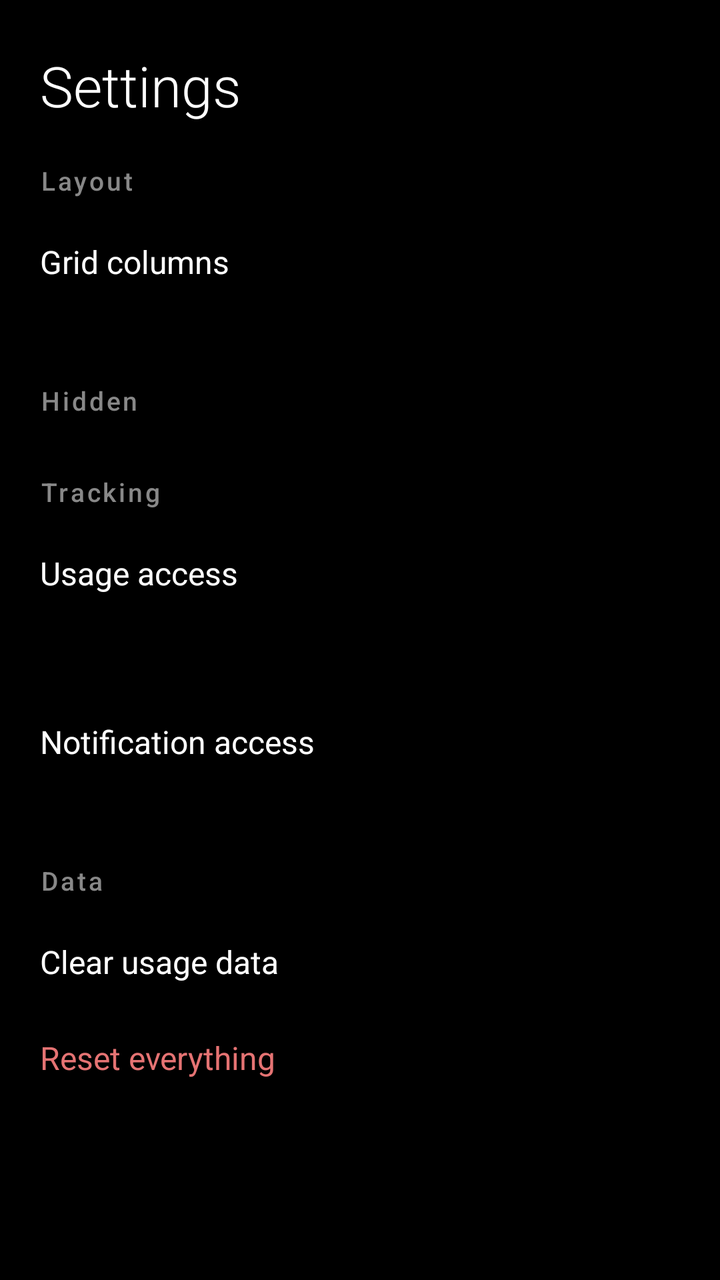
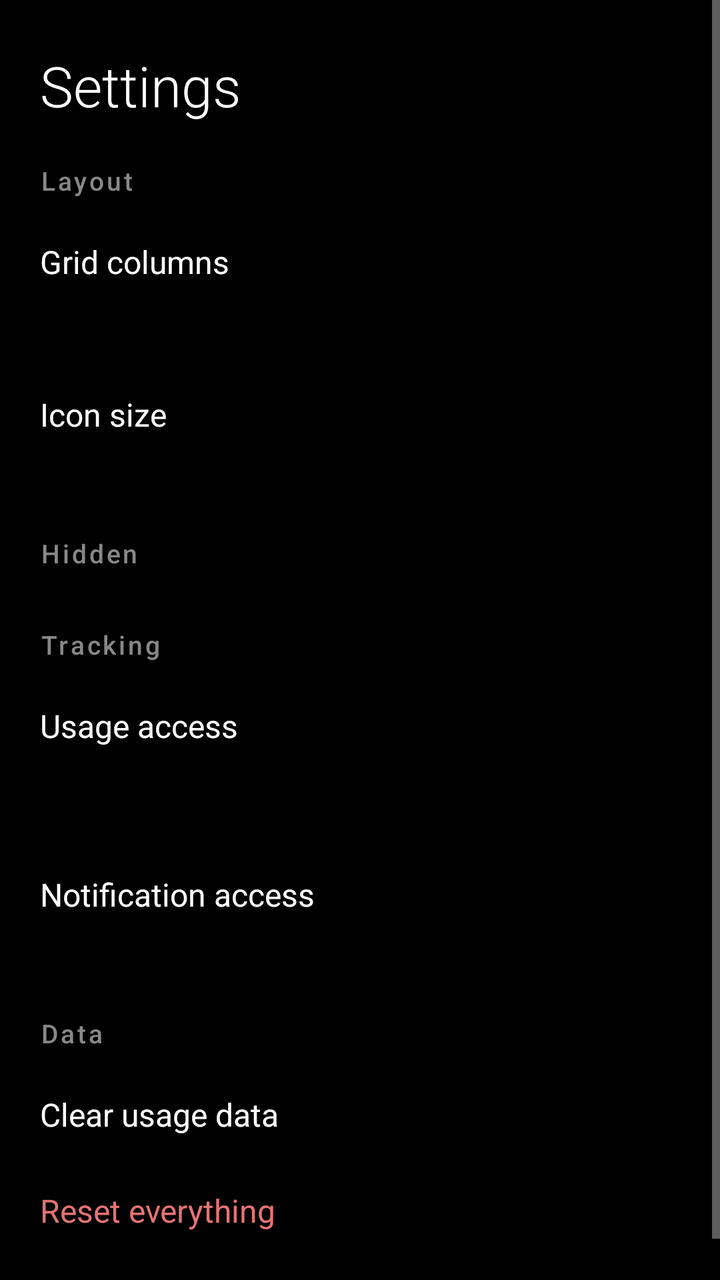

An Android layout rendered at two revisions. The XML below is the earlier revision; the diff shows what the commit changed to produce the second picture.
<!-- AndroidManifest.xml: application theme Theme.AppCompat.NoActionBar -->
<!-- res/layout/activity_settings.xml -->
<?xml version="1.0" encoding="utf-8"?>
<ScrollView
    xmlns:android="http://schemas.android.com/apk/res/android"
    android:layout_width="match_parent"
    android:layout_height="match_parent"
    android:background="@android:color/black"
    android:fillViewport="true">

    <LinearLayout
        android:layout_width="match_parent"
        android:layout_height="wrap_content"
        android:orientation="vertical"
        android:paddingStart="20dp"
        android:paddingEnd="20dp"
        android:paddingTop="24dp"
        android:paddingBottom="32dp">

        <TextView
            android:layout_width="wrap_content"
            android:layout_height="wrap_content"
            android:text="Settings"
            android:textSize="28sp"
            android:textColor="#FFFFFF"
            android:fontFamily="sans-serif-light"
            android:paddingBottom="20dp" />

        <TextView
            android:layout_width="match_parent"
            android:layout_height="wrap_content"
            android:text="Layout"
            android:textSize="13sp"
            android:textColor="#888888"
            android:fontFamily="sans-serif-medium"
            android:letterSpacing="0.1"
            android:paddingBottom="8dp" />

        <TextView
            android:id="@+id/btn_grid_columns"
            android:layout_width="match_parent"
            android:layout_height="wrap_content"
            android:minHeight="48dp"
            android:gravity="center_vertical"
            android:text="Grid columns"
            android:textSize="16sp"
            android:textColor="#FFFFFF"
            android:background="?attr/selectableItemBackground" />

        <TextView
            android:id="@+id/grid_columns_status"
            android:layout_width="match_parent"
            android:layout_height="wrap_content"
            android:textSize="12sp"
            android:textColor="#888888"
            android:paddingBottom="20dp" />

        <TextView
            android:layout_width="match_parent"
            android:layout_height="wrap_content"
            android:text="Hidden"
            android:textSize="13sp"
            android:textColor="#888888"
            android:fontFamily="sans-serif-medium"
            android:letterSpacing="0.1"
            android:paddingBottom="8dp" />

        <LinearLayout
            android:id="@+id/section_hidden"
            android:layout_width="match_parent"
            android:layout_height="wrap_content"
            android:orientation="vertical"
            android:paddingBottom="20dp" />

        <TextView
            android:layout_width="match_parent"
            android:layout_height="wrap_content"
            android:text="Tracking"
            android:textSize="13sp"
            android:textColor="#888888"
            android:fontFamily="sans-serif-medium"
            android:letterSpacing="0.1"
            android:paddingBottom="8dp" />

        <TextView
            android:id="@+id/btn_usage_access"
            android:layout_width="match_parent"
            android:layout_height="wrap_content"
            android:minHeight="48dp"
            android:gravity="center_vertical"
            android:text="Usage access"
            android:textSize="16sp"
            android:textColor="#FFFFFF"
            android:background="?attr/selectableItemBackground" />

        <TextView
            android:id="@+id/usage_access_status"
            android:layout_width="match_parent"
            android:layout_height="wrap_content"
            android:textSize="12sp"
            android:textColor="#888888"
            android:paddingBottom="20dp" />

        <TextView
            android:id="@+id/btn_notif_access"
            android:layout_width="match_parent"
            android:layout_height="wrap_content"
            android:minHeight="48dp"
            android:gravity="center_vertical"
            android:text="Notification access"
            android:textSize="16sp"
            android:textColor="#FFFFFF"
            android:background="?attr/selectableItemBackground" />

        <TextView
            android:id="@+id/notif_access_status"
            android:layout_width="match_parent"
            android:layout_height="wrap_content"
            android:textSize="12sp"
            android:textColor="#888888"
            android:paddingBottom="20dp" />

        <TextView
            android:layout_width="match_parent"
            android:layout_height="wrap_content"
            android:text="Data"
            android:textSize="13sp"
            android:textColor="#888888"
            android:fontFamily="sans-serif-medium"
            android:letterSpacing="0.1"
            android:paddingBottom="8dp" />

        <TextView
            android:id="@+id/btn_clear_usage"
            android:layout_width="match_parent"
            android:layout_height="48dp"
            android:gravity="center_vertical"
            android:text="Clear usage data"
            android:textSize="16sp"
            android:textColor="#FFFFFF"
            android:background="?attr/selectableItemBackground" />

        <TextView
            android:id="@+id/btn_reset_all"
            android:layout_width="match_parent"
            android:layout_height="48dp"
            android:gravity="center_vertical"
            android:text="Reset everything"
            android:textSize="16sp"
            android:textColor="#E57373"
            android:background="?attr/selectableItemBackground" />

    </LinearLayout>
</ScrollView>
<!-- resources referenced by this layout -->
<resources>

</resources>

<!-- the commit's change to res/layout/activity_settings.xml (unified diff, before → after) -->
@@ -47,6 +47,25 @@
 
         <TextView
             android:id="@+id/grid_columns_status"
+            android:layout_width="match_parent"
+            android:layout_height="wrap_content"
+            android:textSize="12sp"
+            android:textColor="#888888"
+            android:paddingBottom="12dp" />
+
+        <TextView
+            android:id="@+id/btn_icon_scale"
+            android:layout_width="match_parent"
+            android:layout_height="wrap_content"
+            android:minHeight="48dp"
+            android:gravity="center_vertical"
+            android:text="Icon size"
+            android:textSize="16sp"
+            android:textColor="#FFFFFF"
+            android:background="?attr/selectableItemBackground" />
+
+        <TextView
+            android:id="@+id/icon_scale_status"
             android:layout_width="match_parent"
             android:layout_height="wrap_content"
             android:textSize="12sp"
